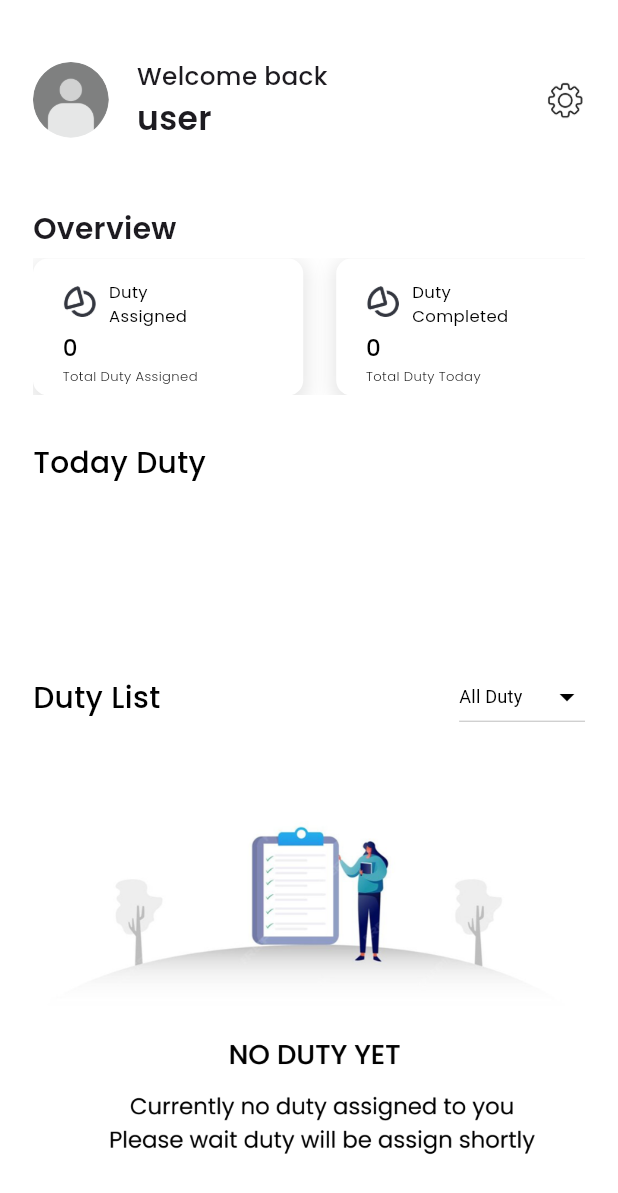
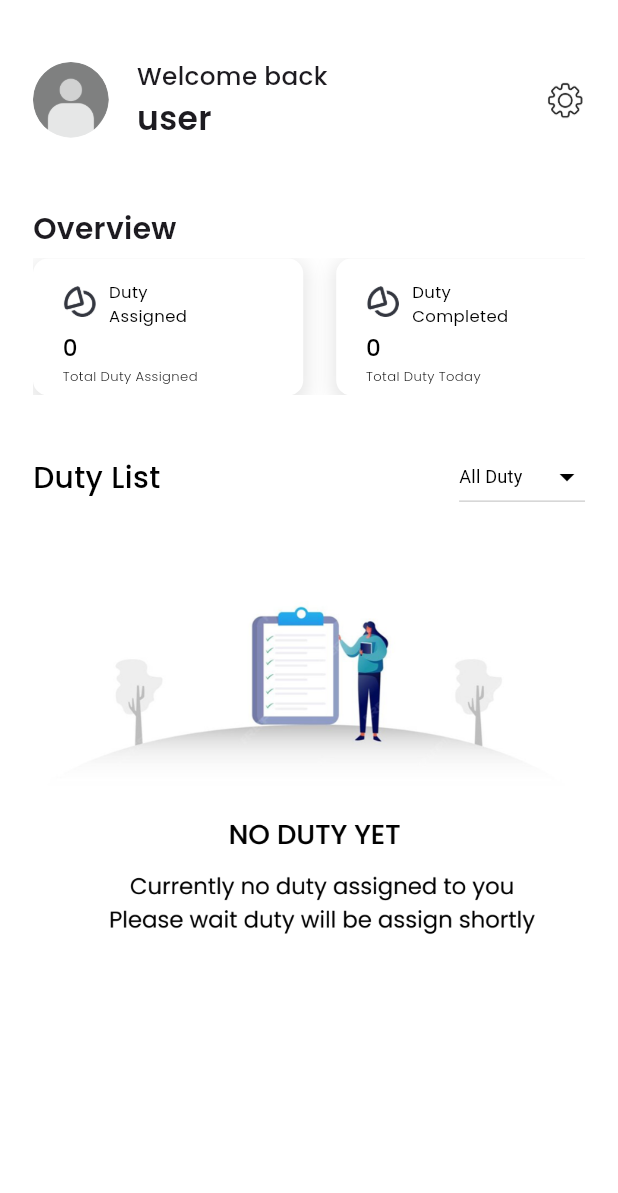
Before and after one commit to devpalqar-hub/cleanmaria-app, a Flutter app: the DashBoardScreen screen opened directly, on a phone screen of 412 x 824 dp. Shown: the top 1193 px of the screen. Run offline on Flutter 3.47's test engine with Material 3 defaults, Android fonts, the light colour scheme and no system bars; our stand-ins replace fl_chart, flutter_screenutil, fluttertoast, get, google_fonts, loading_animation_widget and 3 more; accounts and stored records are empty; network calls fail.

Commit message:
issue fixed

```diff
--- a/lib/Screens/staff/DashBoardScreen.dart
+++ b/lib/Screens/staff/DashBoardScreen.dart
@@ -110,14 +110,15 @@ class _DashBoardScreenState extends State<DashBoardScreen> {
                     SizedBox(height: 6.h),
                     OverViewCard(),
                     SizedBox(height: 30.h),
+                    if (sHCtrl.todayHistory.isNotEmpty)
                       appText.primaryText(
                         text: "Today Duty",
                         fontSize: 18.sp,
                         fontWeight: FontWeight.w500,
                         color: Colors.black,
                       ),
-                    Dutycard(),
-                    SizedBox(height: 17.h),
+                    if (sHCtrl.todayHistory.isNotEmpty) Dutycard(),
+                    if (sHCtrl.todayHistory.isNotEmpty) SizedBox(height: 17.h),
                     Row(
                       children: [
                         appText.primaryText(
```
Lines whose indentation alone changed are shown as unchanged.
